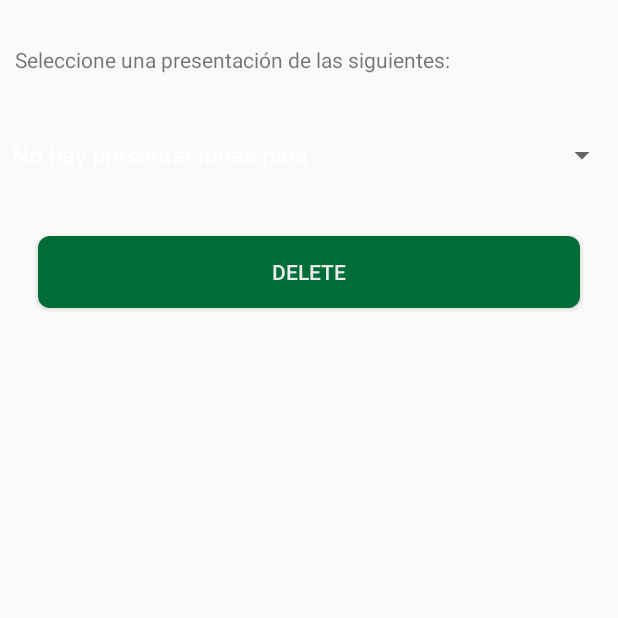
After one commit to scg00046/VirtualPresentation_app, an Android app: the fragment DeleteFragment shown on its own in the app's theme, on a phone screen of 412 x 824 dp, the top half of it. The commit adds this screen. Run offline under Robolectric (Android 15) with nearby library versions, the phone set to English and light mode, and no system bars; our stand-ins replace Volley; network calls fail.

Commit message:
Eliminar presentación del servidor

```diff
--- a/app/build.gradle
+++ b/app/build.gradle
@@ -37,7 +37,7 @@ dependencies {
 
     implementation "androidx.activity:activity:1.1.0"
     implementation 'com.android.volley:volley:1.1.1'
-    implementation 'com.google.android.gms:play-services-vision:20.1.1'
+    implementation 'com.google.android.gms:play-services-vision:15.0.2'
     implementation 'io.socket:socket.io-client:1.0.0'
     implementation 'net.gotev:uploadservice:3.0'
 }
--- /dev/null
+++ b/app/src/main/java/es/ujaen/virtualpresentation/activities/ui/delete/DeleteFragment.java
@@ -0,0 +1,92 @@
+package es.ujaen.virtualpresentation.activities.ui.delete;
+
+import androidx.appcompat.app.AlertDialog;
+import androidx.lifecycle.ViewModelProviders;
+
+import android.content.Context;
+import android.content.DialogInterface;
+import android.os.Bundle;
+
+import androidx.annotation.NonNull;
+import androidx.annotation.Nullable;
+import androidx.fragment.app.Fragment;
+
+import android.util.Log;
+import android.view.LayoutInflater;
+import android.view.View;
+import android.view.ViewGroup;
+import android.widget.ArrayAdapter;
+import android.widget.Button;
+import android.widget.Spinner;
+import android.widget.Toast;
+
+import java.util.ArrayList;
+import java.util.List;
+
+import es.ujaen.virtualpresentation.R;
+import es.ujaen.virtualpresentation.connection.Connection;
+import es.ujaen.virtualpresentation.data.Preferences;
+import es.ujaen.virtualpresentation.data.User;
+
+public class DeleteFragment extends Fragment {
+
+    private DeleteViewModel mViewModel;
+
+    private Spinner presList;
+    private Button delete;
+
+    public static DeleteFragment newInstance() {
+        return new DeleteFragment();
+    }
+
+    @Override
+    public View onCreateView(@NonNull LayoutInflater inflater, @Nullable ViewGroup container,
+                             @Nullable Bundle savedInstanceState) {
+        Log.i("HomeFragment", "Iniciando Fragmento Home");
+        final View root = inflater.inflate(R.layout.fragment_delete, container, false);
+        final Context context = root.getContext();
+        User user = Preferences.getUser(context);
+        final Connection con = new Connection(context, user);
+
+        presList = root.findViewById(R.id.presentationList);
+        delete = root.findViewById(R.id.delete);
+
+        List<String> def_spinner = new ArrayList<>();
+        def_spinner.add("No hay presentaciones para " + user.getNombreusuario());
+        ArrayAdapter<String> adapter = new ArrayAdapter<String>(root.getContext().getApplicationContext(),
+                android.R.layout.simple_spinner_dropdown_item, def_spinner);
+        presList.setAdapter(adapter);
+        con.getPresentations(presList);
+
+        delete.setOnClickListener(new View.OnClickListener() {
+            @Override
+            public void onClick(View v) {
+                final String presentacion = presList.getSelectedItem().toString();
+                AlertDialog.Builder builder = new AlertDialog.Builder(context);
+                builder.setTitle("¿Está seguro?");
+                builder.setMessage("¿Desea eliminar la presentación: "+presentacion+"?");
+
+                builder.setPositiveButton("Sí", new DialogInterface.OnClickListener() {
+                    @Override
+                    public void onClick(DialogInterface dialog, int which) {
+                        Toast.makeText(context, "Sí", Toast.LENGTH_SHORT).show();
+                        con.deletePresentation(presentacion);
+                    }
+                });
+                builder.setNegativeButton("No", null);
+                AlertDialog dialog = builder.create();
+                dialog.show();
+            }
+        });
+
+        return root;
+    }
+
+    @Override
+    public void onActivityCreated(@Nullable Bundle savedInstanceState) {
+        super.onActivityCreated(savedInstanceState);
+        mViewModel = ViewModelProviders.of(this).get(DeleteViewModel.class);
+        // TODO: Use the ViewModel
+    }
+
+}
--- /dev/null
+++ b/app/src/main/java/es/ujaen/virtualpresentation/activities/ui/delete/DeleteViewModel.java
@@ -0,0 +1,7 @@
+package es.ujaen.virtualpresentation.activities.ui.delete;
+
+import androidx.lifecycle.ViewModel;
+
+public class DeleteViewModel extends ViewModel {
+    // TODO: Implement the ViewModel
+}
--- a/app/src/main/java/es/ujaen/virtualpresentation/data/Usuario.java
+++ b/app/src/main/java/es/ujaen/virtualpresentation/data/User.java
@@ -11,7 +11,7 @@ import java.util.ArrayList;
 import java.util.Collections;
 import java.util.List;
 
-public class Usuario {
+public class User {
 
     private int id;
     private String nombreusuario;
@@ -27,7 +27,7 @@ public class Usuario {
      * @param nombre
      * @param apellidos
      */
-    public Usuario(int id, String nombreusuario, String nombre, String apellidos) {
+    public User(int id, String nombreusuario, String nombre, String apellidos) {
         this.id = id;
         this.nombreusuario = nombreusuario;
         this.nombre = nombre;
@@ -37,11 +37,11 @@ public class Usuario {
     }
 
     /**
-     * Constructor Usuario a partir de un JSON recibido
+     * Constructor User a partir de un JSON recibido
      * @param userJson
      * @throws JSONException
      */
-    public Usuario (JSONObject userJson) throws JSONException{
+    public User(JSONObject userJson) throws JSONException{
         this.id = userJson.getInt("id");
         this.nombreusuario = userJson.getString("nombreusuario");
         this.nombre = userJson.getString("nombre");
@@ -50,7 +50,7 @@ public class Usuario {
         this.lista = new ArrayList<>();
     }
 
-    public Usuario() {
+    public User() {
     }
 
     public int getId() {
--- a/app/src/main/res/layout/activity_presentation.xml
+++ b/app/src/main/res/layout/activity_presentation.xml
@@ -68,5 +68,5 @@
         android:layout_marginRight="20dp"
         android:background="@drawable/btn_round"
         android:backgroundTint="#4CAF50"
-        android:text="@string/present_btn_finish" />
+        android:text="@string/present_btn_start" />
 </LinearLayout>
--- /dev/null
+++ b/app/src/main/res/layout/fragment_delete.xml
@@ -0,0 +1,39 @@
+<?xml version="1.0" encoding="utf-8"?>
+<LinearLayout xmlns:android="http://schemas.android.com/apk/res/android"
+    xmlns:tools="http://schemas.android.com/tools"
+    android:layout_width="match_parent"
+    android:orientation="vertical"
+    android:layout_height="match_parent"
+    android:id="@+id/fragment_delete"
+    tools:context=".activities.ui.delete.DeleteFragment">
+
+    <TextView
+        android:layout_marginTop="30dp"
+        android:layout_marginBottom="20dp"
+        android:layout_marginLeft="10dp"
+        android:layout_width="wrap_content"
+        android:layout_height="wrap_content"
+        android:text="Seleccione una presentación de las siguientes:" />
+
+    <Spinner
+        android:id="@+id/presentationList"
+        android:layout_width="match_parent"
+        android:layout_height="wrap_content"
+        android:layout_marginTop="10dp"
+        android:layout_marginBottom="20dp"
+        android:focusable="auto"
+        android:textColor="#000000"
+        android:spinnerMode="dialog" />
+
+    <Button
+        android:id="@+id/delete"
+        android:layout_width="match_parent"
+        android:layout_height="wrap_content"
+        android:layout_marginTop="10dp"
+        android:layout_marginLeft="25dp"
+        android:layout_marginRight="25dp"
+        android:background="@drawable/btn_bg"
+        android:text="@string/delete_button"
+        android:textColor="@color/colorPrimary" />
+
+</LinearLayout>
--- a/app/src/main/res/layout/fragment_upload.xml
+++ b/app/src/main/res/layout/fragment_upload.xml
@@ -17,7 +17,7 @@
         android:id="@+id/up_selectfile"
         android:layout_width="wrap_content"
         android:layout_height="wrap_content"
-        android:text="Seleccionar archivo" />
+        android:text="@string/upload_select" />
 
     <TextView
         android:id="@+id/up_namefile"
@@ -30,7 +30,7 @@
         android:id="@+id/up_sendFile"
         android:layout_width="wrap_content"
         android:layout_height="wrap_content"
-        android:text="Send" />
+        android:text="@string/upload_send" />
 
 
 </LinearLayout>
--- a/app/src/main/res/navigation/mobile_navigation.xml
+++ b/app/src/main/res/navigation/mobile_navigation.xml
@@ -24,6 +24,12 @@
         tools:layout="@layout/fragment_upload" />
 
     <fragment
+        android:id="@+id/nav_delete"
+        android:name="es.ujaen.virtualpresentation.activities.ui.delete.DeleteFragment"
+        android:label="@string/menu_delete"
+        tools:layout="@layout/fragment_delete" />
+
+    <fragment
         android:id="@+id/nav_about"
         android:name="es.ujaen.virtualpresentation.activities.ui.about.AboutFragment"
         android:label="@string/menu_about"
```
Also changed, not shown: app/src/main/java/es/ujaen/virtualpresentation/activities/LoginActivity.java (+6 -4 lines), app/src/main/java/es/ujaen/virtualpresentation/activities/PresentationActivity.java (+30 -16 lines), app/src/main/java/es/ujaen/virtualpresentation/activities/ui/home/HomeFragment.java (+3 -4 lines), app/src/main/java/es/ujaen/virtualpresentation/activities/ui/qr/QRFragment.java (+19 -44 lines), app/src/main/java/es/ujaen/virtualpresentation/activities/ui/uploadfile/UploadFileFragment.java (+5 -6 lines), app/src/main/java/es/ujaen/virtualpresentation/connection/Connection.java (+73 -15 lines), app/src/main/java/es/ujaen/virtualpresentation/connection/SocketIO.java (+3 -5 lines), app/src/main/java/es/ujaen/virtualpresentation/connection/UploadFile.java (+22 -12 lines), app/src/main/java/es/ujaen/virtualpresentation/data/Preferences.java (+35 -7 lines), app/src/main/res/values/strings.xml (+12 -4 lines), 1 other file.
